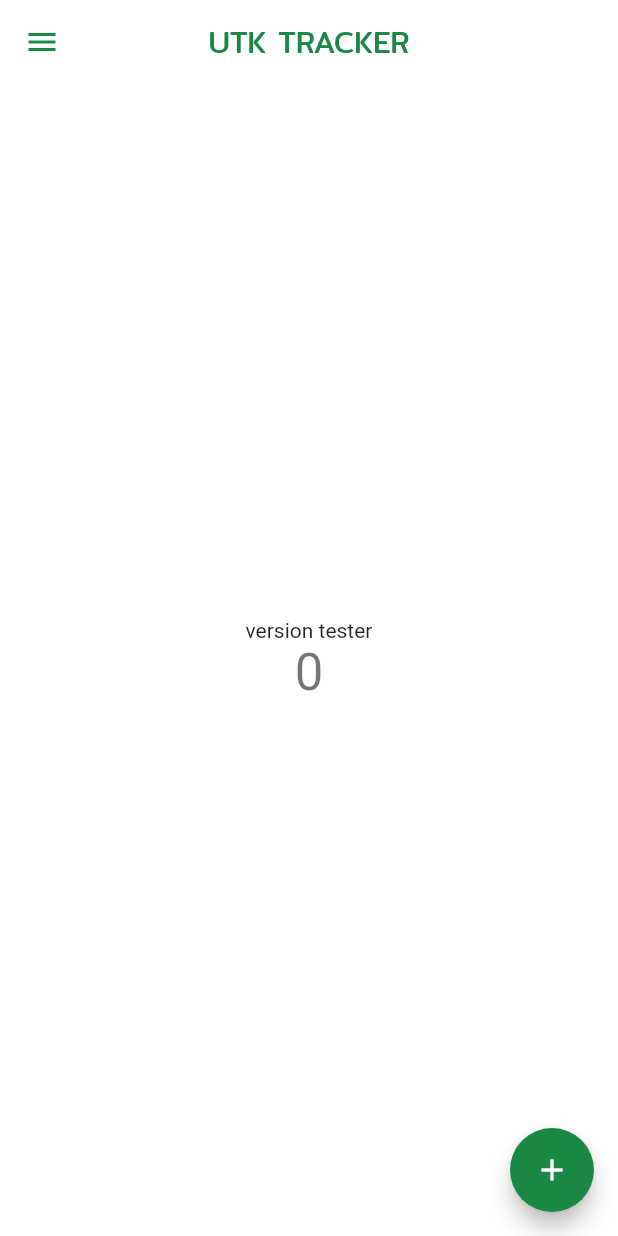
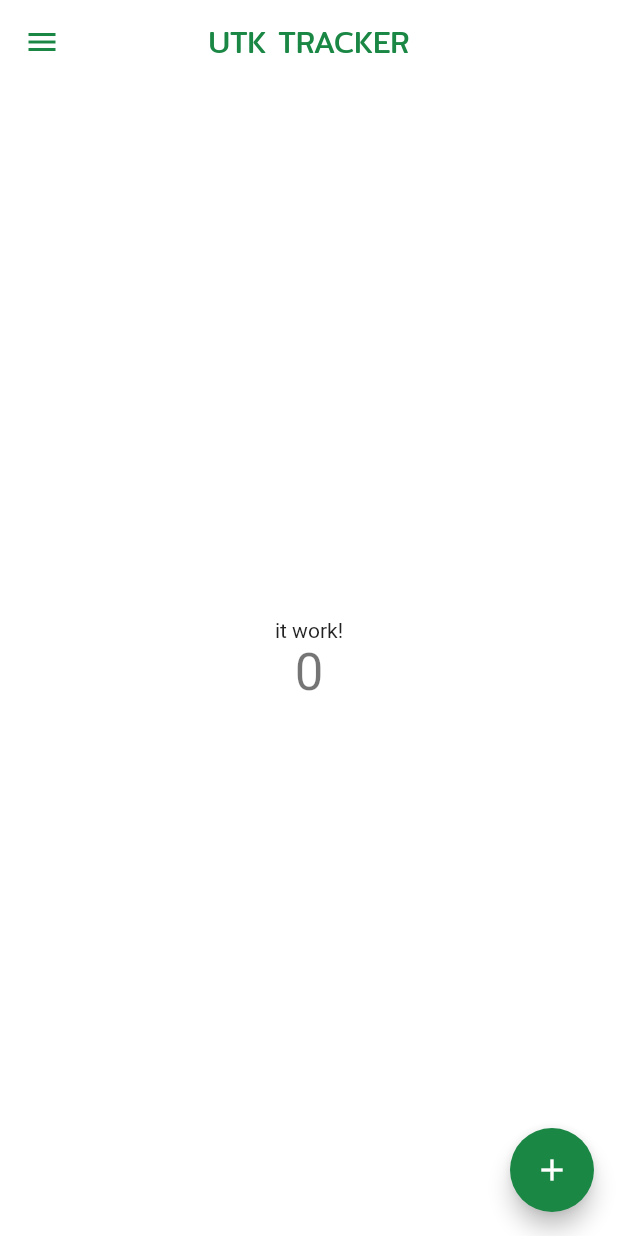
Before and after one commit to sunf044/UTK-TRACKER, a Flutter app: the screen it shows after launch, on a phone screen of 412 x 824 dp. Run offline on Flutter 3.47's test engine with Material 2 defaults, Android fonts, the phone set to English and light mode, and no system bars.

```diff
--- a/lib/main.dart
+++ b/lib/main.dart
@@ -64,7 +64,7 @@ class _MyHomePageState extends State<MyHomePage> {
           mainAxisAlignment: MainAxisAlignment.center,
           children: <Widget>[
             Text(
-              'version tester',
+              'it work!',
             ),
             Text(
               '$_counter',
```
